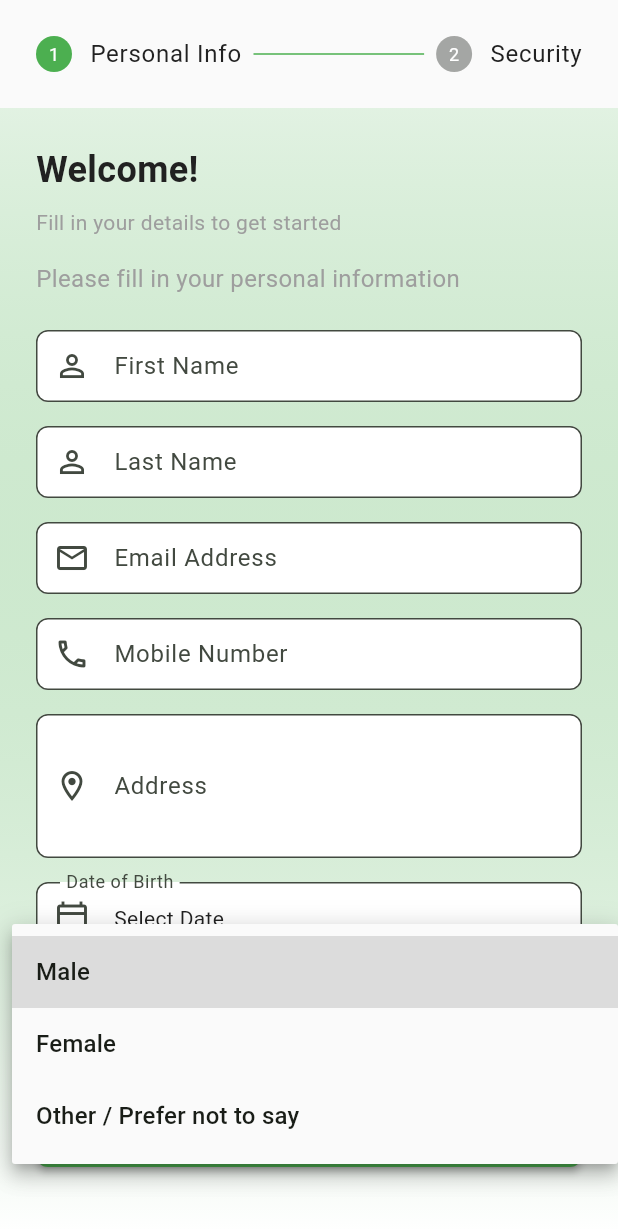
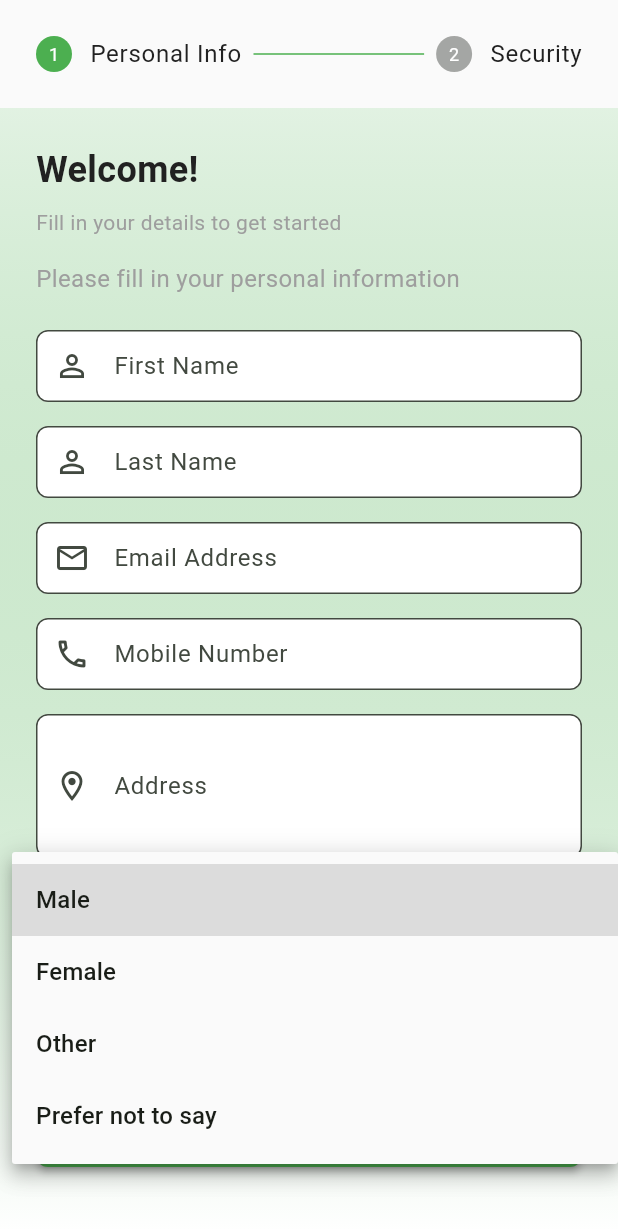
Before and after one commit to avijitmondal/saver, a Flutter app: the RegistrationScreen screen opened by its route, after a tap on "Select Gender", on a phone screen of 412 x 824 dp. Shown: the top 1229 px of the screen. Run offline on Flutter 3.47's test engine with Material 3 defaults, Android fonts, the phone set to English and light mode, and no system bars; our stand-ins replace file_picker, fl_chart, get_it, package_info_plus, shared_preferences; missing offline and left inert: dart:html; accounts and stored records are empty.

Commit message:
Split other and prefer not to say gender selection
Commented artifact upload page

```diff
--- a/lib/config/provider_config.dart
+++ b/lib/config/provider_config.dart
@@ -1,9 +1,6 @@
 import 'package:flutter/material.dart';
 import 'package:provider/provider.dart';
-import '../providers/user_provider.dart';
 import '../providers/notifications_provider.dart';
-import '../providers/portfolio_provider.dart';
-import '../providers/ppf_payment_provider.dart';
 import '../providers/feature_flags_provider.dart';
 import '../config/service_locator.dart';
 
--- a/lib/screens/registration_screen.dart
+++ b/lib/screens/registration_screen.dart
@@ -433,18 +433,10 @@ class _RegistrationScreenState extends State<RegistrationScreen> {
                         ),
                         hint: const Text('Select Gender'),
                         items: const [
-                          DropdownMenuItem(
-                            value: 'male',
-                            child: Text('Male'),
-                          ),
-                          DropdownMenuItem(
-                            value: 'female',
-                            child: Text('Female'),
-                          ),
-                          DropdownMenuItem(
-                            value: 'other',
-                            child: Text('Other / Prefer not to say'),
-                          ),
+                          DropdownMenuItem(value: 'male', child: Text('Male')),
+                          DropdownMenuItem(value: 'female', child: Text('Female')),
+                          DropdownMenuItem(value: 'other', child: Text('Other')),
+                          DropdownMenuItem(value: 'prefer_not_to_say', child: Text('Prefer not to say')),
                         ],
                         onChanged: (value) {
                           if (value != null) {
--- a/lib/screens/splash_screen.dart
+++ b/lib/screens/splash_screen.dart
@@ -141,7 +141,7 @@ class _SplashScreenState extends State<SplashScreen> with SingleTickerProviderSt
                     ),
                     const SizedBox(height: 8),
                     Text(
-                      'Track Your Investments',
+                      'Track your investments. Manage your future.',
                       style: Theme.of(context).textTheme.bodyLarge?.copyWith(
                             color: Colors.grey[600],
                           ),
--- a/lib/widgets/profile/profile_header.dart
+++ b/lib/widgets/profile/profile_header.dart
@@ -5,7 +5,7 @@ import '../../utils/theme_helper.dart';
 class ProfileHeader extends StatelessWidget {
   final String name;
   final String email;
-  final String gender; // 'male', 'female', or 'other'
+  final String gender; // 'male', 'female', 'other', or 'prefer_not_to_say'
   final double avatarRadius;
   final double iconSize;
   final VoidCallback? onEditPressed;
@@ -79,6 +79,7 @@ class ProfileHeader extends StatelessWidget {
         painter = _MaleSilhouettePainter(color);
         break;
       case 'other':
+      case 'prefer_not_to_say':
       default:
         painter = _OtherSilhouettePainter(color);
     }
```
Also changed, not shown: lib/screens/registration_form_screen.dart (+33 -0 lines), lib/screens/signup_screen.dart (+15 -4 lines), 3 other files.
